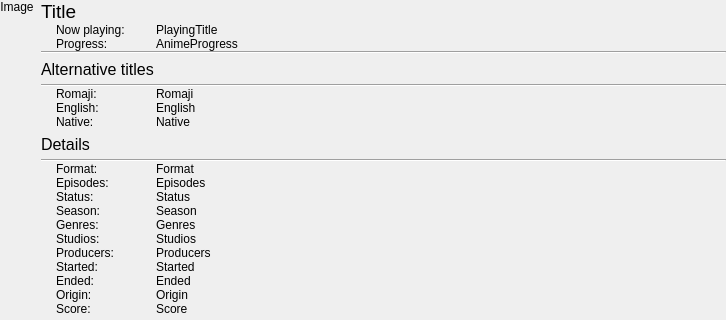
Qt form src/gui/pages/recognition_now_playing_widget.ui (nisemono0/AniTrack) before a commit; both pictures show x 0 to 726 and y 0 to 320 of the 726 by 553 pixel window.
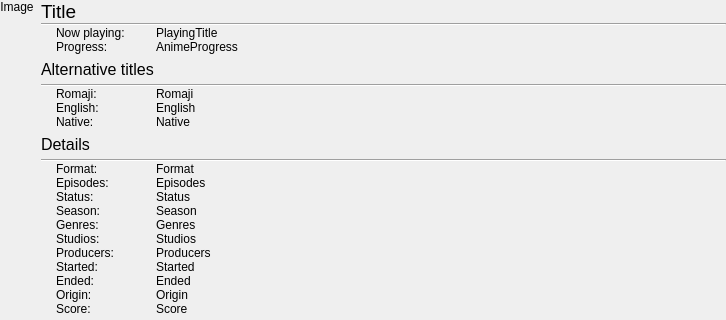
The same form after that commit. Custom widgets are drawn as their Qt base class.

Commit message: feat: move line under now playing anime title

```diff
--- a/src/gui/pages/recognition_now_playing_widget.ui
+++ b/src/gui/pages/recognition_now_playing_widget.ui
@@ -89,6 +89,13 @@
          </property>
         </widget>
        </item>
+       <item>
+        <widget class="Line" name="line">
+         <property name="orientation">
+          <enum>Qt::Orientation::Horizontal</enum>
+         </property>
+        </widget>
+       </item>
        <item>
         <layout class="QGridLayout" name="gridLayout">
          <property name="leftMargin">
@@ -144,6 +151,12 @@
            <property name="text">
             <string>AnimeProgress</string>
            </property>
+           <property name="wordWrap">
+            <bool>true</bool>
+           </property>
+           <property name="textInteractionFlags">
+            <set>Qt::TextInteractionFlag::LinksAccessibleByMouse|Qt::TextInteractionFlag::TextSelectableByMouse</set>
+           </property>
           </widget>
          </item>
          <item row="1" column="0">
@@ -151,17 +164,16 @@
            <property name="text">
             <string>Progress:</string>
            </property>
+           <property name="wordWrap">
+            <bool>true</bool>
+           </property>
+           <property name="textInteractionFlags">
+            <set>Qt::TextInteractionFlag::NoTextInteraction</set>
+           </property>
           </widget>
          </item>
         </layout>
        </item>
-       <item>
-        <widget class="Line" name="line">
-         <property name="orientation">
-          <enum>Qt::Orientation::Horizontal</enum>
-         </property>
-        </widget>
-       </item>
        <item>
         <widget class="QLabel" name="label_13">
          <property name="sizePolicy">
```
Left out of the diff: 6 changed lines with no effect on the pictures.
